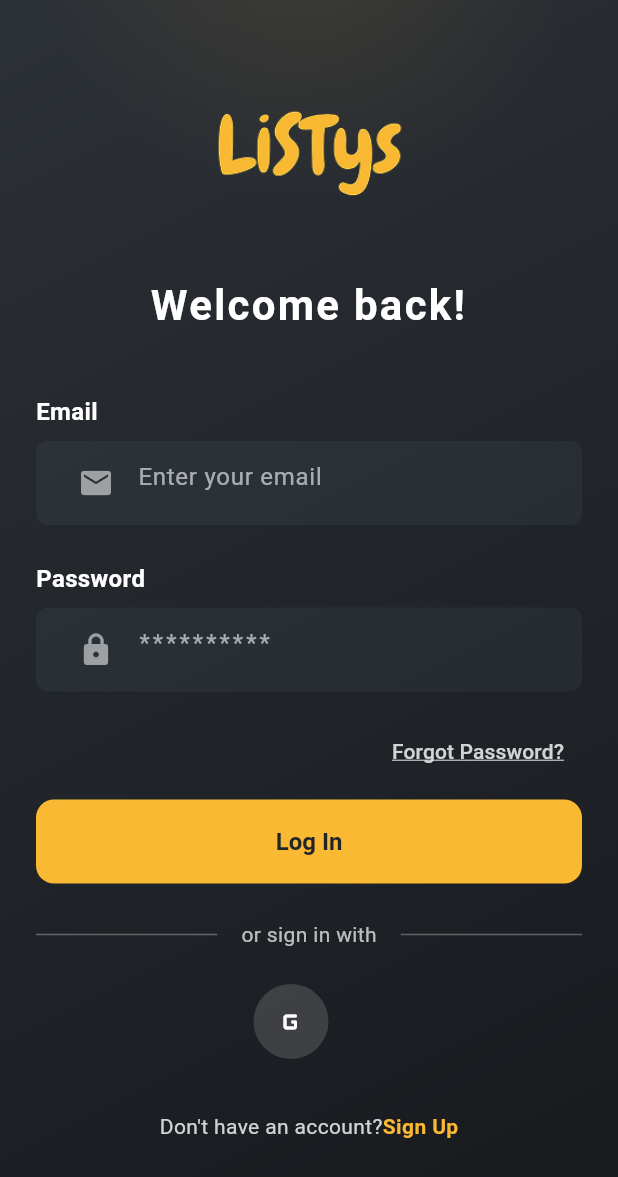
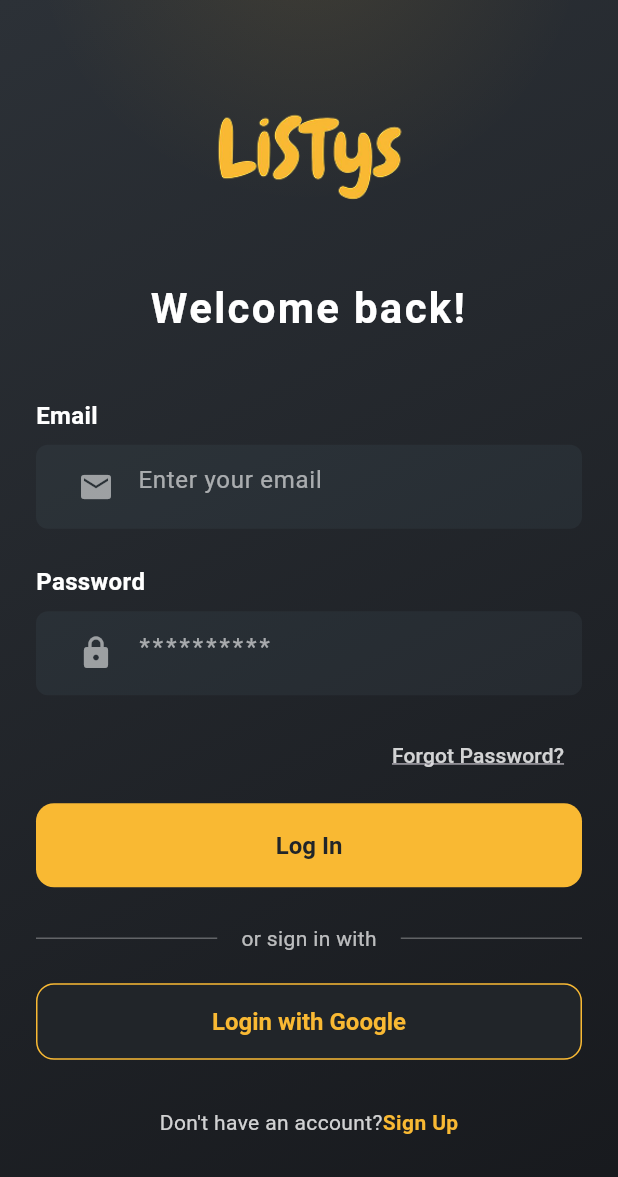
Before and after one commit to KholoudEltaib/Listys_App, a Flutter app: the LoginScreen screen opened by its route, on a phone screen of 412 x 824 dp. Shown: the top 1177 px of the screen. Run offline on Flutter 3.47's test engine with Material 3 defaults, Android fonts, the phone set to English and light mode, and no system bars; our stand-ins replace bloc, cached_network_image, dartz, dio, email_validator, equatable and 15 more; accounts and stored records are empty; Roboto replaces fonts that are missing (Instrument Sans).

Commit message:
last commit

```diff
--- a/assets/localization/ar.json
+++ b/assets/localization/ar.json
@@ -138,6 +138,7 @@
   "pleaseEnterEmail": "الرجاء إدخال بريدك الإلكتروني",
   "pleaseEnterPassword": "الرجاء إدخال كلمة المرور",
   "pleaseConfirmPassword": "الرجاء تأكيد كلمة المرور",
+  "login_with_google": "تسجيل الدخول باستخدام جوجل",
 
 
 
--- a/assets/localization/en.json
+++ b/assets/localization/en.json
@@ -138,6 +138,7 @@
   "pleaseEnterEmail": "Please enter your email",
   "pleaseEnterPassword": "Please enter password",
   "pleaseConfirmPassword": "Please confirm your password",
+  "login_with_google": "Login with Google",
 
 
 
--- a/lib/core/localization/app_localizations.dart
+++ b/lib/core/localization/app_localizations.dart
@@ -214,6 +214,7 @@ class AppLocalizations {
   String get within_km => translate("Within km");
   String get city_view => translate("City View");
   String get all_places => translate("All Places");
+  String get login_with_google => translate("login_with_google");
 }
 
 class _AppLocalizationsDelegate
--- a/lib/core/widgets/language_selector.dart
+++ b/lib/core/widgets/language_selector.dart
@@ -138,7 +138,7 @@ class LanguageSwitch extends StatelessWidget {
                   localeCubit.setEnglish();
                 }
               },
-              activeThumbColor: Colors.blue,
+              activeColor: Colors.blue,
             ),
             if (showLabel) ...[
               const SizedBox(width: 12),
--- a/lib/features/sining/login_screen.dart
+++ b/lib/features/sining/login_screen.dart
@@ -203,21 +203,40 @@ class _LoginScreenState extends State<LoginScreen> {
                       ],
                     ),
                       const SizedBox(height: 20),
-
-                      // Social Buttons
-                      Row(
-                        mainAxisAlignment: MainAxisAlignment.center,
-                        children: [
-                          _SocialIconButton(
-                            icon: Icons.g_mobiledata_rounded,
-                            onTap: () {
-                              context.read<AuthBloc>().add(LoginWithGoogleRequested(context: context));
-                            },
+                      ElevatedButton(
+                        onPressed: () {
+                          context.read<AuthBloc>().add(LoginWithGoogleRequested(context: context));
+                        },
+                        style: ElevatedButton.styleFrom(
+                          backgroundColor: const Color(0xFF212529),
+                          foregroundColor: const Color(0xFFF9B933),
+                          shape: RoundedRectangleBorder(
+                            side: const BorderSide(color: Color(0xFFF9B933)),
+                            borderRadius: BorderRadius.circular(12),
                           ),
-                          const SizedBox(width: 24),
-
-                        ],
+                          textStyle: const TextStyle(
+                            fontFamily: 'Instrument Sans',
+                            fontWeight: FontWeight.w600,
+                            fontSize: 16,
+                          ),
+                          elevation: 0,
+                          padding: const EdgeInsets.symmetric(vertical: 16),
+                        ),
+                        child: Text(loc.login_with_google),
                       ),
+                      // // Social Buttons
+                      // Row(
+                      //   mainAxisAlignment: MainAxisAlignment.center,
+                      //   children: [
+                      //     _SocialIconButton(
+                      //       icon: Icons.g_mobiledata_rounded,
+                      //       onTap: () {
+                      //         context.read<AuthBloc>().add(LoginWithGoogleRequested(context: context));
+                      //       },
+                      //     ),
+                      //     const SizedBox(width: 24),
+                      //   ],
+                      // ),
                       const SizedBox(height: 32),
 
                       // Don't have an account
--- a/lib/main.dart
+++ b/lib/main.dart
@@ -15,6 +15,7 @@ import 'package:listys_app/core/localization/locale_cubit/locale_cubit.dart';
 import 'package:listys_app/features/favorite/presentation/cubit/favorite_cubit.dart';
 import 'package:listys_app/features/search/presentation/cubit/search_cubit.dart';
 
+final GlobalKey<NavigatorState> navigatorKey = GlobalKey<NavigatorState>();
 
 Future<void> main() async {
   WidgetsFlutterBinding.ensureInitialized();
@@ -41,6 +42,7 @@ class MyApp extends StatelessWidget {
       child: BlocBuilder<LocaleCubit, LocaleState>(
         builder: (context, localeState) {
           return MaterialApp(
+            navigatorKey: navigatorKey,
             title: 'Listys',
             debugShowCheckedModeBanner: false,
             onGenerateRoute: AppRouting().onGenerateRouting,
```
Also changed, not shown: lib/core/di/service_locator.dart (+16 -5 lines), lib/core/network/auth_interceptor.dart (added, +39 -0 lines), lib/features/auth/data/datasources/auth_remote_datasource.dart (+6 -1 lines), lib/features/profile/data/repositories/profile_repository_impl.dart (+4 -4 lines), assets/images/app_icon.png, pubspec.lock, 44 other files.
